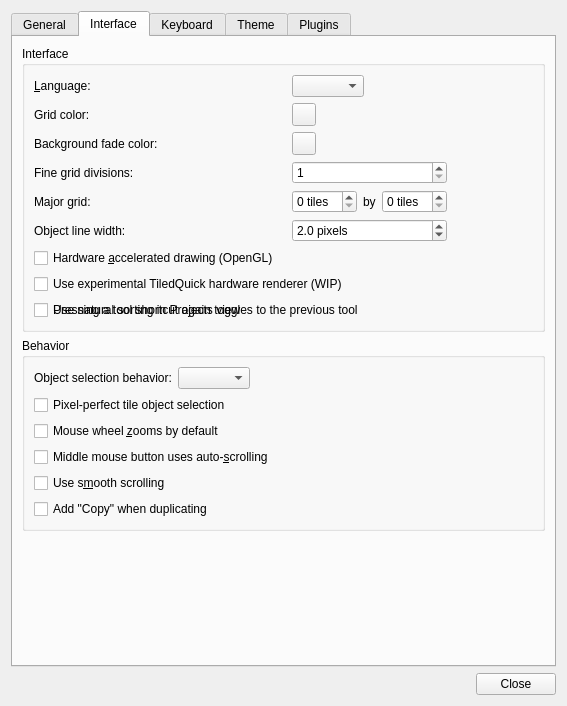
Old version of the form src/tiled/preferencesdialog.ui in the repository mapeditor/tiled.
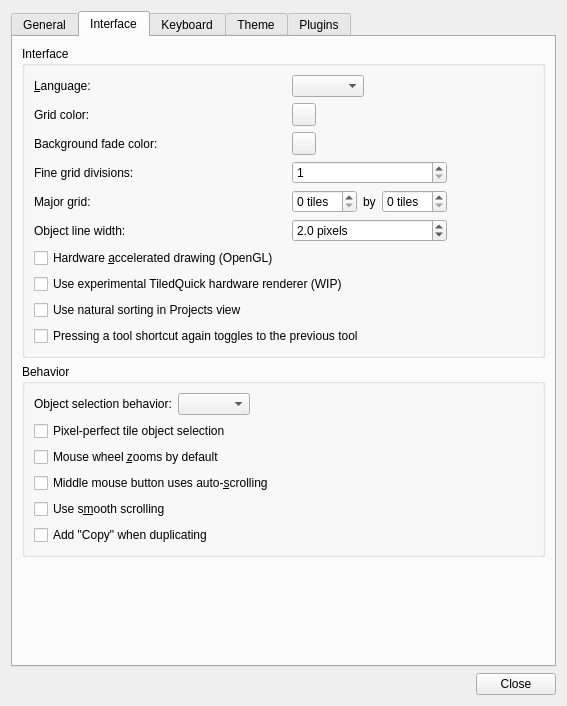
New version of the form. The open tabs and pages were chosen to show the change. Custom widgets are drawn as their Qt base class.

Patch:
```diff
--- a/src/tiled/preferencesdialog.ui
+++ b/src/tiled/preferencesdialog.ui
@@ -280,7 +280,7 @@
             </property>
            </widget>
           </item>
-          <item row="8" column="0" colspan="2">
+          <item row="9" column="0" colspan="2">
            <widget class="QCheckBox" name="repeatShortcutForPreviousTool">
             <property name="toolTip">
              <string>Pressing the shortcut of the currently selected tool changes back to the previously selected tool, rather than keeping the current tool selected.</string>
```
